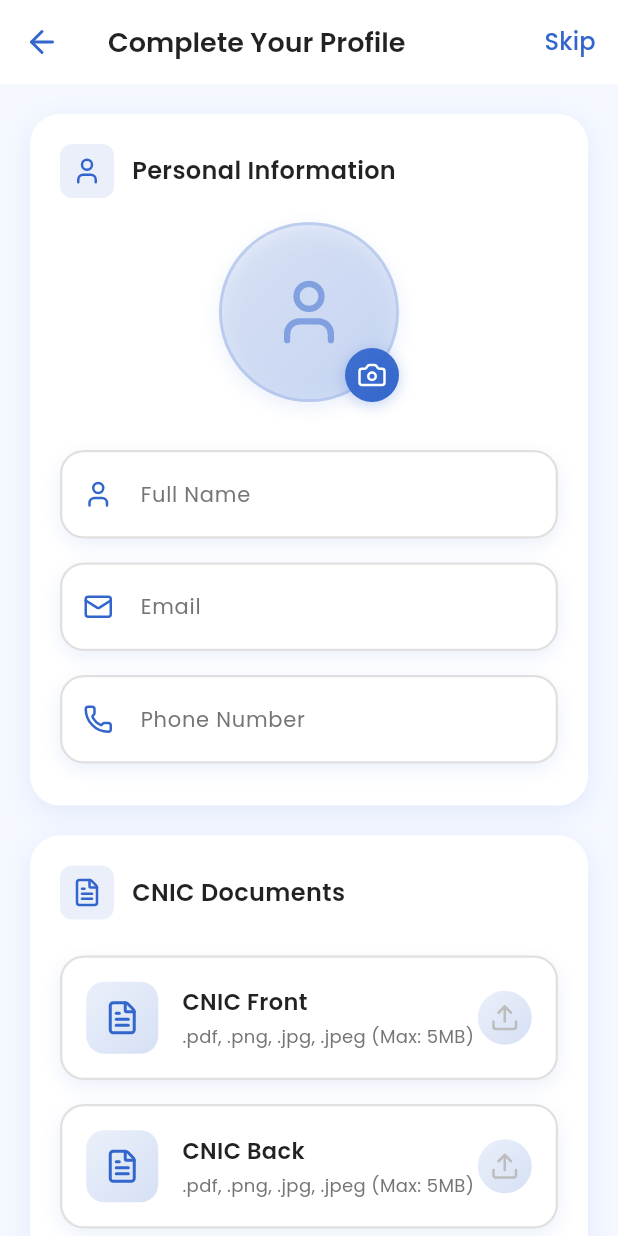
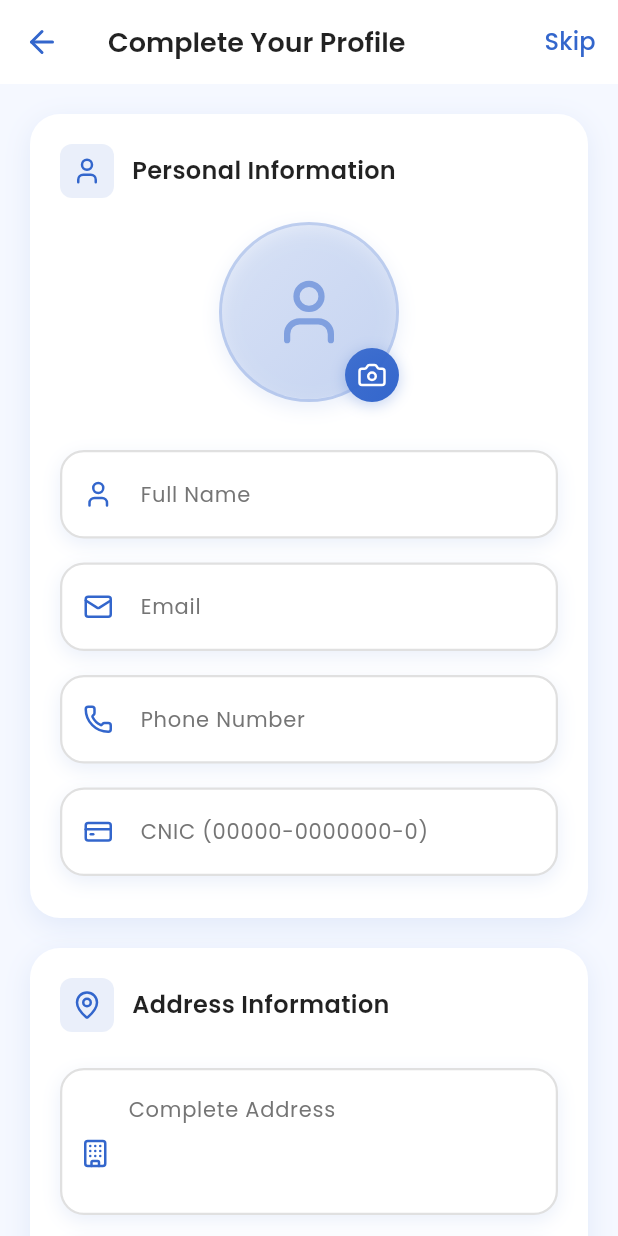
Before and after one commit to HaseebTariq45/healthcare-paid-project, a Flutter app: the CompleteProfilePatient1Screen screen opened directly, on a phone screen of 412 x 824 dp. Run offline on Flutter 3.47's test engine with Material 3 defaults, Android fonts, the phone set to English and light mode, and no system bars; our stand-ins replace cloud_firestore, firebase_auth, firebase_core, google_fonts, image_picker, lucide_icons_flutter and 3 more; missing offline and left inert: file_selector, flutter_pdfview; accounts and stored records are empty.

Commit message:
address modification

```diff
--- a/lib/views/screens/patient/complete_profile/profile_page1.dart
+++ b/lib/views/screens/patient/complete_profile/profile_page1.dart
@@ -1,6 +1,7 @@
 import 'dart:async';
 import 'dart:ui';
 import 'package:flutter/material.dart';
+import 'package:flutter/services.dart';
 import 'package:google_fonts/google_fonts.dart';
 import 'package:healthcare/views/screens/patient/complete_profile/profile_page2.dart';
 import 'package:image_picker/image_picker.dart';
@@ -17,13 +18,12 @@ class CompleteProfilePatient1Screen extends StatefulWidget {
 
 class _CompleteProfilePatient1ScreenState extends State<CompleteProfilePatient1Screen> {
   File? _image;
-  File? _cnicFront;
-  File? _cnicBack;
   final ImagePicker _picker = ImagePicker();
   final TextEditingController _nameController = TextEditingController();
   final TextEditingController _emailController = TextEditingController();
   final TextEditingController _phoneController = TextEditingController();
   final TextEditingController _addressController = TextEditingController();
+  final TextEditingController _cnicController = TextEditingController();
 
   // Selected city from dropdown
   String? _selectedCity;
@@ -62,23 +62,12 @@ class _CompleteProfilePatient1ScreenState extends State<CompleteProfilePatient1S
     }
   }
 
-  Future<void> _pickDocument(String type) async {
-    final pickedFile = await _picker.pickImage(source: ImageSource.gallery);
-    if (pickedFile != null) {
-      setState(() {
-        if (type == 'cnicFront') {
-          _cnicFront = File(pickedFile.path);
-        } else if (type == 'cnicBack') {
-          _cnicBack = File(pickedFile.path);
-        }
-      });
-    }
-  }
-
   Widget _buildTextField({
     required String hint,
     required IconData icon,
     required TextEditingController controller,
+    TextInputType? keyboardType,
+    List<TextInputFormatter>? inputFormatters,
   }) {
     return Container(
       margin: const EdgeInsets.symmetric(vertical: 8),
@@ -99,6 +88,8 @@ class _CompleteProfilePatient1ScreenState extends State<CompleteProfilePatient1S
       ),
       child: TextField(
         controller: controller,
+        keyboardType: keyboardType,
+        inputFormatters: inputFormatters,
         decoration: InputDecoration(
           hintText: hint,
           hintStyle: GoogleFonts.poppins(
@@ -146,30 +137,38 @@ class _CompleteProfilePatient1ScreenState extends State<CompleteProfilePatient1S
       child: TextField(
         controller: controller,
         maxLines: 3,
+        textAlignVertical: TextAlignVertical.top,
+        style: GoogleFonts.poppins(
+          fontSize: 14,
+          color: Colors.black87,
+        ),
         decoration: InputDecoration(
           hintText: hint,
           hintStyle: GoogleFonts.poppins(
             color: Colors.grey.shade600,
             fontSize: 14,
           ),
-          prefixIcon: Container(
-            padding: const EdgeInsets.all(12),
-            alignment: Alignment.topCenter,
+          prefixIcon: Padding(
+            padding: const EdgeInsets.only(left: 12, right: 8, top: 16),
             child: Icon(
               icon,
               color: const Color(0xFF3366CC),
               size: 20,
             ),
           ),
+          prefixIconConstraints: const BoxConstraints(
+            minWidth: 40,
+            minHeight: 40,
+          ),
           border: InputBorder.none,
-          contentPadding: const EdgeInsets.symmetric(horizontal: 16, vertical: 16),
+          contentPadding: const EdgeInsets.fromLTRB(16, 16, 16, 16),
         ),
       ),
     );
   }
 
-  // City dropdown widget
-  Widget _buildCityDropdown() {
+  // Pakistani CNIC input field with formatted mask (00000-0000000-0)
+  Widget _buildCnicField() {
     return Container(
       margin: const EdgeInsets.symmetric(vertical: 8),
       decoration: BoxDecoration(
@@ -187,11 +186,16 @@ class _CompleteProfilePatient1ScreenState extends State<CompleteProfilePatient1S
           width: 1.5,
         ),
       ),
-      child: DropdownButtonFormField<String>(
-        value: _selectedCity,
-        isExpanded: true,
+      child: TextField(
+        controller: _cnicController,
+        keyboardType: TextInputType.number,
+        inputFormatters: [
+          FilteringTextInputFormatter.digitsOnly,
+          LengthLimitingTextInputFormatter(13),
+          _CnicFormatter(),
+        ],
         decoration: InputDecoration(
-          hintText: "Select City",
+          hintText: "CNIC (00000-0000000-0)",
           hintStyle: GoogleFonts.poppins(
             color: Colors.grey.shade600,
             fontSize: 14,
@@ -199,7 +203,7 @@ class _CompleteProfilePatient1ScreenState extends State<CompleteProfilePatient1S
           prefixIcon: Container(
             padding: const EdgeInsets.all(12),
             child: Icon(
-              LucideIcons.building2,
+              LucideIcons.creditCard,
               color: const Color(0xFF3366CC),
               size: 20,
             ),
@@ -207,33 +211,13 @@ class _CompleteProfilePatient1ScreenState extends State<CompleteProfilePatient1S
           border: InputBorder.none,
           contentPadding: const EdgeInsets.symmetric(horizontal: 16, vertical: 16),
         ),
-        items: _pakistaniCities.map((String city) {
-          return DropdownMenuItem<String>(
-            value: city,
-            child: Text(
-              city,
-              style: GoogleFonts.poppins(
-                fontSize: 14,
-                color: Colors.black87,
-              ),
-              overflow: TextOverflow.ellipsis,
-            ),
-          );
-        }).toList(),
-        onChanged: (String? newValue) {
-          setState(() {
-            _selectedCity = newValue;
-          });
-        },
       ),
     );
   }
 
-  Widget _buildUploadBox({required String label, required String type, required File? file}) {
-    return GestureDetector(
-      onTap: () => _pickDocument(type),
-      child: Container(
-        padding: const EdgeInsets.all(16),
+  // City dropdown widget with enhanced design
+  Widget _buildCityDropdown() {
+    return Container(
       margin: const EdgeInsets.symmetric(vertical: 8),
       decoration: BoxDecoration(
         color: Colors.white,
@@ -246,77 +230,216 @@ class _CompleteProfilePatient1ScreenState extends State<CompleteProfilePatient1S
           ),
         ],
         border: Border.all(
-            color: file == null
-                ? Colors.grey.shade300
-                : const Color(0xFF3366CC).withOpacity(0.3),
+          color: _selectedCity != null
+              ? const Color(0xFF3366CC)
+              : Colors.grey.shade300,
           width: 1.5,
         ),
+        gradient: _selectedCity != null
+            ? LinearGradient(
+                colors: [
+                  Colors.white,
+                  const Color(0xFF3366CC).withOpacity(0.05),
+                ],
+                begin: Alignment.topCenter,
+                end: Alignment.bottomCenter,
+              )
+            : null,
       ),
+      child: Theme(
+        data: Theme.of(context).copyWith(
+          // Customize dropdown appearance
+          popupMenuTheme: PopupMenuThemeData(
+            color: Colors.white,
+            shape: RoundedRectangleBorder(
+              borderRadius: BorderRadius.circular(16),
+            ),
+          ),
+          canvasColor: Colors.white,
+          dividerColor: Colors.transparent,
+          shadowColor: const Color(0xFF3366CC).withOpacity(0.2),
+        ),
+        child: ButtonTheme(
+          alignedDropdown: true,
+          child: DropdownButtonFormField<String>(
+            value: _selectedCity,
+            isExpanded: true,
+            isDense: false,
+            icon: Container(
+              padding: const EdgeInsets.all(8),
+              decoration: BoxDecoration(
+                color: _selectedCity != null
+                    ? const Color(0xFF3366CC).withOpacity(0.15)
+                    : const Color(0xFF3366CC).withOpacity(0.1),
+                shape: BoxShape.circle,
+              ),
+              child: Icon(
+                LucideIcons.chevronDown,
+                color: _selectedCity != null
+                    ? const Color(0xFF3366CC)
+                    : const Color(0xFF3366CC).withOpacity(0.7),
+                size: 16,
+              ),
+            ),
+            dropdownColor: Colors.white,
+            menuMaxHeight: 350,
+            itemHeight: 50,
+            elevation: 8,
+            borderRadius: BorderRadius.circular(16),
+            decoration: InputDecoration(
+              hintText: "Select City",
+              hintStyle: GoogleFonts.poppins(
+                color: Colors.grey.shade600,
+                fontSize: 14,
+              ),
+              prefixIcon: Container(
+                padding: const EdgeInsets.all(12),
+                child: Stack(
+                  alignment: Alignment.center,
+                  children: [
+                    if (_selectedCity != null)
+                      Container(
+                        width: 32,
+                        height: 32,
+                        decoration: BoxDecoration(
+                          color: const Color(0xFF3366CC).withOpacity(0.1),
+                          shape: BoxShape.circle,
+                        ),
+                      ),
+                    Icon(
+                      LucideIcons.building2,
+                      color: const Color(0xFF3366CC),
+                      size: 20,
+                    ),
+                  ],
+                ),
+              ),
+              suffixIcon: _selectedCity != null
+                  ? GestureDetector(
+                      onTap: () {
+                        setState(() {
+                          _selectedCity = null;
+                        });
+                      },
+                      child: Container(
+                        margin: const EdgeInsets.only(right: 46),
+                        padding: const EdgeInsets.all(4),
+                        decoration: BoxDecoration(
+                          color: Colors.grey.shade200,
+                          shape: BoxShape.circle,
+                        ),
+                        child: Icon(
+                          LucideIcons.x,
+                          color: Colors.grey.shade700,
+                          size: 12,
+                        ),
+                      ),
+                    )
+                  : null,
+              border: InputBorder.none,
+              contentPadding: const EdgeInsets.symmetric(horizontal: 16, vertical: 16),
+            ),
+            selectedItemBuilder: (BuildContext context) {
+              return _pakistaniCities.map<Widget>((String city) {
+                return Container(
+                  alignment: Alignment.centerLeft,
+                  child: Text(
+                    city,
+                    style: GoogleFonts.poppins(
+                      fontSize: 14,
+                      color: Colors.black87,
+                      fontWeight: FontWeight.w500,
+                    ),
+                  ),
+                );
+              }).toList();
+            },
+            items: _pakistaniCities.map((String city) {
+              // Group cities by first letter for better organization
+              bool isFirstWithLetter = _pakistaniCities.indexOf(city) == 0 ||
+                  _pakistaniCities[_pakistaniCities.indexOf(city) - 1][0] != city[0];
+
+              return DropdownMenuItem<String>(
+                value: city,
+                // Use a Row instead of Column to avoid vertical overflow
+                child: SizedBox(
+                  height: 40,
                   child: Row(
                     children: [
+                      // Section for the letter grouping indicator (if first letter)
+                      if (isFirstWithLetter)
                         Container(
-              padding: const EdgeInsets.all(12),
+                          padding: const EdgeInsets.symmetric(horizontal: 6, vertical: 4),
+                          margin: const EdgeInsets.only(right: 8),
                           decoration: BoxDecoration(
-                gradient: LinearGradient(
-                  colors: [
-                    const Color(0xFF3366CC).withOpacity(0.1),
-                    const Color(0xFF3366CC).withOpacity(0.2),
-                  ],
-                  begin: Alignment.topLeft,
-                  end: Alignment.bottomRight,
+                            color: const Color(0xFF3366CC).withOpacity(0.1),
+                            borderRadius: BorderRadius.circular(4),
                           ),
-                borderRadius: BorderRadius.circular(12),
-              ),
-              child: Icon(
-                LucideIcons.fileText,
+                          child: Text(
+                            city[0],
+                            style: GoogleFonts.poppins(
+                              fontSize: 12,
                               color: const Color(0xFF3366CC),
-                size: 24,
+                              fontWeight: FontWeight.bold,
                             ),
                           ),
-            const SizedBox(width: 16),
+                        ),
+
+                      // Checkbox indicator
+                      Container(
+                        width: 16,
+                        height: 16,
+                        margin: const EdgeInsets.only(right: 8),
+                        decoration: BoxDecoration(
+                          color: _selectedCity == city
+                              ? const Color(0xFF3366CC)
+                              : Colors.transparent,
+                          border: Border.all(
+                            color: _selectedCity == city
+                                ? const Color(0xFF3366CC)
+                                : Colors.grey.shade300,
+                            width: 1.5,
+                          ),
+                          borderRadius: BorderRadius.circular(3),
+                        ),
+                        child: _selectedCity == city
+                            ? const Center(
+                                child: Icon(
+                                  Icons.check,
+                                  size: 12,
+                                  color: Colors.white,
+                                ),
+                              )
+                            : null,
+                      ),
+
+                      // City name
                       Expanded(
-              child: Column(
-                crossAxisAlignment: CrossAxisAlignment.start,
-                children: [
-                  Text(
-                    label,
+                        child: Text(
+                          city,
                           style: GoogleFonts.poppins(
-                      fontWeight: FontWeight.w600,
-                      color: Colors.black87,
-                      fontSize: 15,
+                            fontSize: 14,
+                            color: _selectedCity == city
+                                ? const Color(0xFF3366CC)
+                                : Colors.black87,
+                            fontWeight: _selectedCity == city
+                                ? FontWeight.w600
+                                : FontWeight.normal,
                           ),
-                  ),
-                  const SizedBox(height: 4),
-                  Text(
-                    ".pdf, .png, .jpg, .jpeg (Max: 5MB)",
-                    style: GoogleFonts.poppins(
-                      fontSize: 12,
-                      color: Colors.grey.shade600,
+                          overflow: TextOverflow.ellipsis,
                         ),
                       ),
                     ],
                   ),
                 ),
-            Container(
-              padding: const EdgeInsets.all(8),
-              decoration: BoxDecoration(
-                gradient: LinearGradient(
-                  colors: [
-                    const Color(0xFF3366CC).withOpacity(0.1),
-                    const Color(0xFF3366CC).withOpacity(0.2),
-                  ],
-                  begin: Alignment.topLeft,
-                  end: Alignment.bottomRight,
+              );
+            }).toList(),
+            onChanged: (String? newValue) {
+              setState(() {
+                _selectedCity = newValue;
+              });
+            },
           ),
-                shape: BoxShape.circle,
-              ),
-              child: Icon(
-                file == null ? LucideIcons.upload : LucideIcons.check,
-                color: file == null ? Colors.grey.shade400 : const Color(0xFF3366CC),
-                size: 20,
-              ),
-            ),
-          ],
         ),
       ),
     );
@@ -509,55 +632,9 @@ class _CompleteProfilePatient1ScreenState extends State<CompleteProfilePatient1S
                       hint: "Phone Number",
                       icon: LucideIcons.phone,
                       controller: _phoneController,
+                      keyboardType: TextInputType.phone,
                     ),
-                  ],
-                ),
-              ),
-              const SizedBox(height: 20),
-              Container(
-                padding: const EdgeInsets.all(20),
-                decoration: BoxDecoration(
-                  color: Colors.white,
-                  borderRadius: BorderRadius.circular(20),
-                  boxShadow: [
-                    BoxShadow(
-                      color: const Color(0xFF3366CC).withOpacity(0.1),
-                      blurRadius: 15,
-                      offset: const Offset(0, 5),
-                    ),
-                  ],
-                ),
-                child: Column(
-                  crossAxisAlignment: CrossAxisAlignment.start,
-                  children: [
-                    Row(
-                      children: [
-                        Container(
-                          padding: const EdgeInsets.all(8),
-                          decoration: BoxDecoration(
-                            color: const Color(0xFF3366CC).withOpacity(0.1),
-                            borderRadius: BorderRadius.circular(8),
-                          ),
-                          child: Icon(
-                            LucideIcons.fileText,
-                            color: const Color(0xFF3366CC),
-                            size: 20,
-                          ),
-                        ),
-                        const SizedBox(width: 12),
-                        Text(
-                          "CNIC Documents",
-                          style: GoogleFonts.poppins(
-                            fontSize: 16,
-                            fontWeight: FontWeight.w600,
-                            color: Colors.black87,
-                          ),
-                        ),
-                      ],
-                    ),
-                    const SizedBox(height: 16),
-                    _buildUploadBox(label: "CNIC Front", type: "cnicFront", file: _cnicFront),
-                    _buildUploadBox(label: "CNIC Back", type: "cnicBack", file: _cnicBack),
+                    _buildCnicField(),
                   ],
                 ),
               ),
@@ -669,3 +746,29 @@ class _CompleteProfilePatient1ScreenState extends State<CompleteProfilePatient1S
     );
   }
 }
+
+// Custom formatter for Pakistani CNIC format (00000-0000000-0)
+class _CnicFormatter extends TextInputFormatter {
+  @override
+  TextEditingValue formatEditUpdate(
+      TextEditingValue oldValue, TextEditingValue newValue) {
+    if (newValue.text.isEmpty) {
+      return newValue;
+    }
+
+    final newText = StringBuffer();
+    final String rawText = newValue.text.replaceAll('-', '');
+
+    for (int i = 0; i < rawText.length; i++) {
+      if (i == 5 || i == 12) {
+        newText.write('-');
+      }
+      newText.write(rawText[i]);
+    }
+
+    return TextEditingValue(
+      text: newText.toString(),
+      selection: TextSelection.collapsed(offset: newText.length),
+    );
+  }
+}
```
Lines whose indentation alone changed are shown as unchanged.
